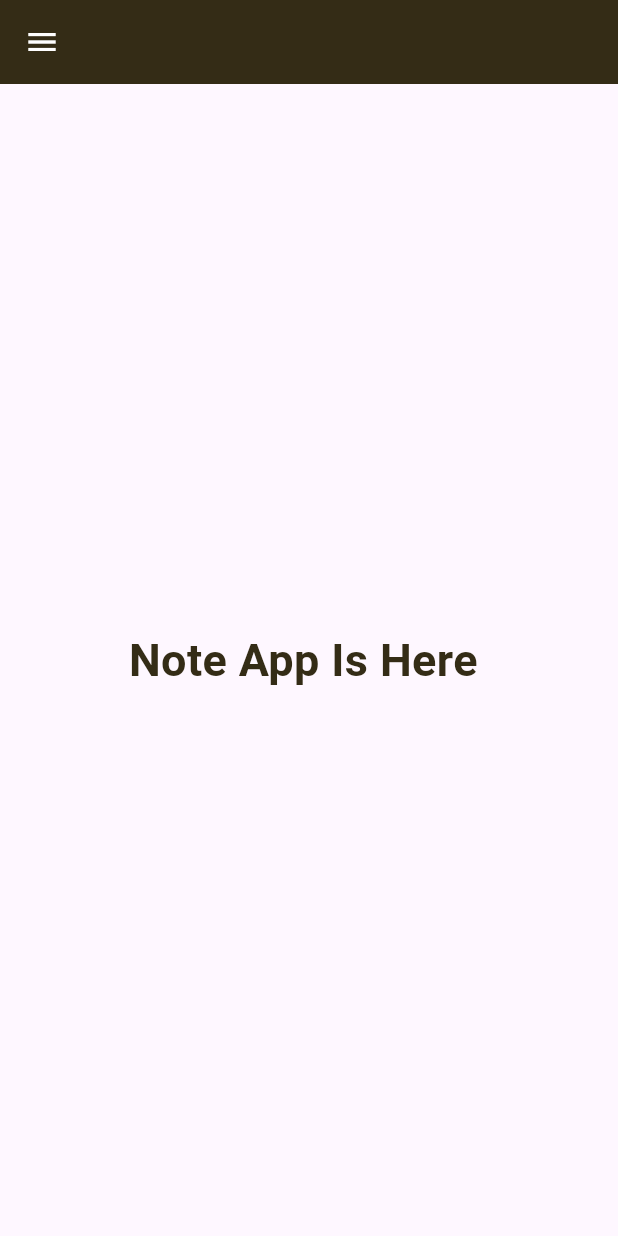
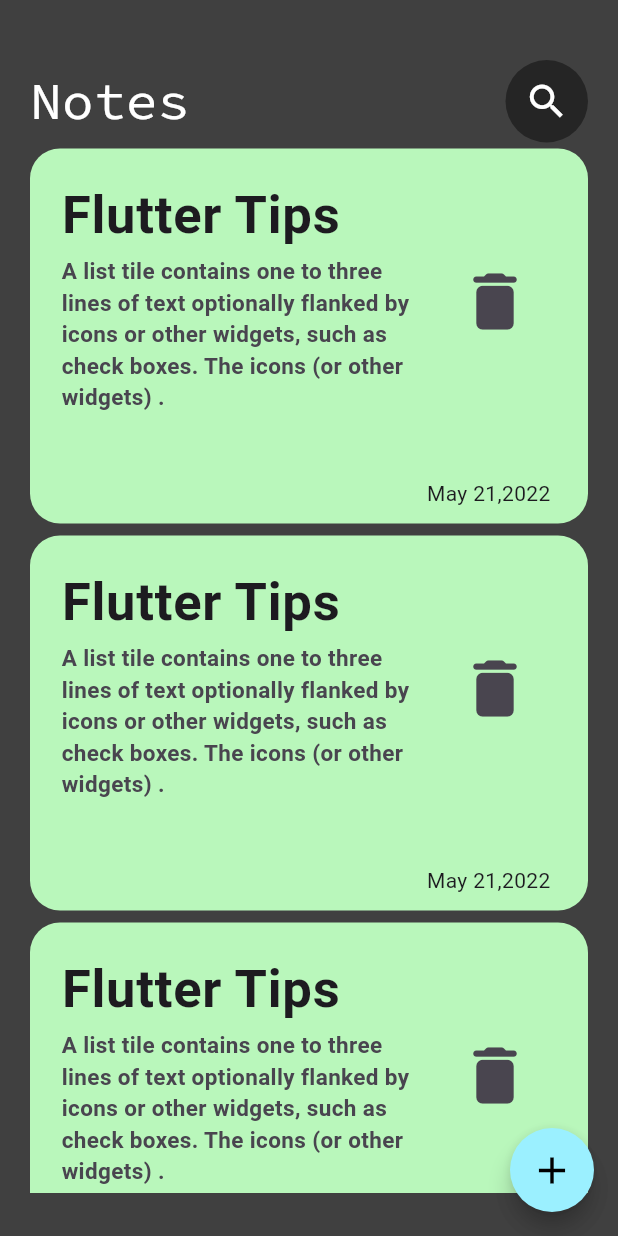
Before and after one commit to AMN-2/NoteApp, a Flutter app: the screen it shows after launch, on a phone screen of 412 x 824 dp. Run offline on Flutter 3.47's test engine with Material 3 defaults, Android fonts, the phone set to English and light mode, and no system bars; our stand-ins replace google_fonts; Roboto replaces fonts that are missing (Dosis).

Commit message:
add the struchure , Note Item , Note View

```diff
--- a/lib/main.dart
+++ b/lib/main.dart
@@ -1,6 +1,7 @@
-// ignore_for_file: prefer_const_constructors
+// ignore_for_file: prefer_const_constructors, avoid_unnecessary_containers
 
 import 'package:flutter/material.dart';
+import 'package:noteapp/views/notes_view.dart';
 
 void main() {
   runApp(NoteApp());
@@ -12,34 +13,15 @@ class NoteApp extends StatelessWidget {
   @override
   Widget build(BuildContext context) {
     return MaterialApp(
+      debugShowCheckedModeBanner: false,
       theme: ThemeData(
+          useMaterial3: true,
           appBarTheme: AppBarTheme(
-        foregroundColor: Colors.white,
-        backgroundColor: const Color.fromARGB(255, 52, 44, 22),
-      )),
-      home: Home(),
+            foregroundColor: Colors.white,
+            backgroundColor: const Color.fromARGB(255, 52, 44, 22),
+          )),
+      home: NotesView(),
+
     );
   }
 }
-
-class Home extends StatelessWidget {
-  const Home({super.key});
-
-  @override
-  Widget build(BuildContext context) {
-    return Scaffold(
-      appBar: AppBar(),
-      drawer: Drawer(),
-      body: Center(
-        child: Text(
-          'Note App Is Here ',
-          style: TextStyle(
-            fontSize: 30,
-            color: const Color.fromARGB(255, 52, 44, 22),
-            fontWeight: FontWeight.bold,
-          ),
-        ),
-      ),
-    );
-  }
-}
--- /dev/null
+++ b/lib/views/notes_view.dart
@@ -0,0 +1,80 @@
+// ignore_for_file: prefer_const_constructors, sized_box_for_whitespace
+
+import 'package:flutter/material.dart';
+import 'package:google_fonts/google_fonts.dart';
+import 'package:noteapp/views/widgets/note_Item.dart';
+
+class NotesView extends StatelessWidget {
+  const NotesView({super.key});
+  @override
+  Widget build(BuildContext context) {
+    return Scaffold(
+      floatingActionButton: FloatingActionButton(
+        shape: CircleBorder(),
+        backgroundColor: Color.fromARGB(255, 155, 240, 255),
+        onPressed: () {},
+        child: Icon(
+          Icons.add,
+          size: 30,
+          color: Color.fromARGB(255, 0, 0, 0),
+        ),
+      ),
+      backgroundColor: const Color.fromARGB(221, 35, 35, 35),
+      // drawer: Drawer(),
+      body: Container(
+        margin: EdgeInsets.symmetric(vertical: 40, horizontal: 20),
+        // color: Colors.white,
+        child: Column(
+          children: [
+            // coustem appbar
+            Row(
+              mainAxisAlignment: MainAxisAlignment.spaceBetween,
+              children: [
+                Text(
+                  'Notes',
+                  style: GoogleFonts.sourceCodePro(
+                    fontSize: 35,
+                    fontWeight: FontWeight.normal,
+                    color: Colors.white,
+                  ),
+                ),
+                Container(
+                  height: 55,
+                  width: 55,
+                  decoration: BoxDecoration(
+                      color: Color.fromARGB(255, 37, 37, 37),
+                      borderRadius: BorderRadius.circular(30)),
+                  child: Center(
+                    child: IconButton(
+                      onPressed: () {},
+                      icon: Icon(
+                        Icons.search,
+                        size: 30,
+                        color: Colors.white,
+                      ),
+                    ),
+                  ),
+                ),
+              ],
+            ),
+            // coustem appbar
+            Container(
+              width: double.infinity,
+              // color: Colors.amber,
+              height: 700,
+              child: ListView.builder(
+                itemCount: 10,
+                itemBuilder: (BuildContext context, int index) {
+                  return Padding(
+                    padding: const EdgeInsets.symmetric(vertical: 4),
+                    child: NoteItem(mainColor: Color.fromARGB(255, 185, 247, 187) ),
+                  );
+                },
+              ),
+            ),
+          ],
+        ),
+      ),
+    );
+  }
+}
--- /dev/null
+++ b/lib/views/widgets/note_Item.dart
@@ -0,0 +1,59 @@
+// ignore_for_file: prefer_const_constructors
+
+import 'package:flutter/material.dart';
+import 'package:google_fonts/google_fonts.dart';
+
+class NoteItem extends StatelessWidget {
+   NoteItem({super.key, required this.mainColor});
+  final Color mainColor ;
+
+  @override
+  Widget build(BuildContext context) {
+    return Container(
+      padding: EdgeInsets.symmetric(vertical: 10, horizontal: 5),
+      height: 250,
+      width: double.infinity,
+      decoration: BoxDecoration(
+        color: mainColor,
+        borderRadius: BorderRadius.circular(20),
+      ),
+      child: Column(
+        mainAxisAlignment: MainAxisAlignment.spaceBetween,
+        crossAxisAlignment: CrossAxisAlignment.end,
+        children: [
+          ListTile(
+            title: Text(
+              'Flutter Tips',
+              style: GoogleFonts.dosis(
+                fontSize: 35,
+                fontWeight: FontWeight.bold,
+              ),
+            ),
+            subtitle: Text(
+              'A list tile contains one to three lines of text optionally flanked by icons or other widgets, such as check boxes. The icons (or other widgets) .',
+              style: GoogleFonts.dosis(
+                fontSize: 15,
+                fontWeight: FontWeight.bold,
+              ),
+            ),
+            trailing: IconButton(
+              alignment: Alignment.center,
+              onPressed: () {},
+              icon: Icon(
+                Icons.delete_rounded,
+                size: 50,
+              ),
+            ),
+          ),
+          Padding(
+            padding: EdgeInsets.symmetric(horizontal: 20),
+            child: Text(
+              'May 21,2022',
+              style: GoogleFonts.dosis(),
+            ),
+          ),
+        ],
+      ),
+    );
+  }
+}
```
